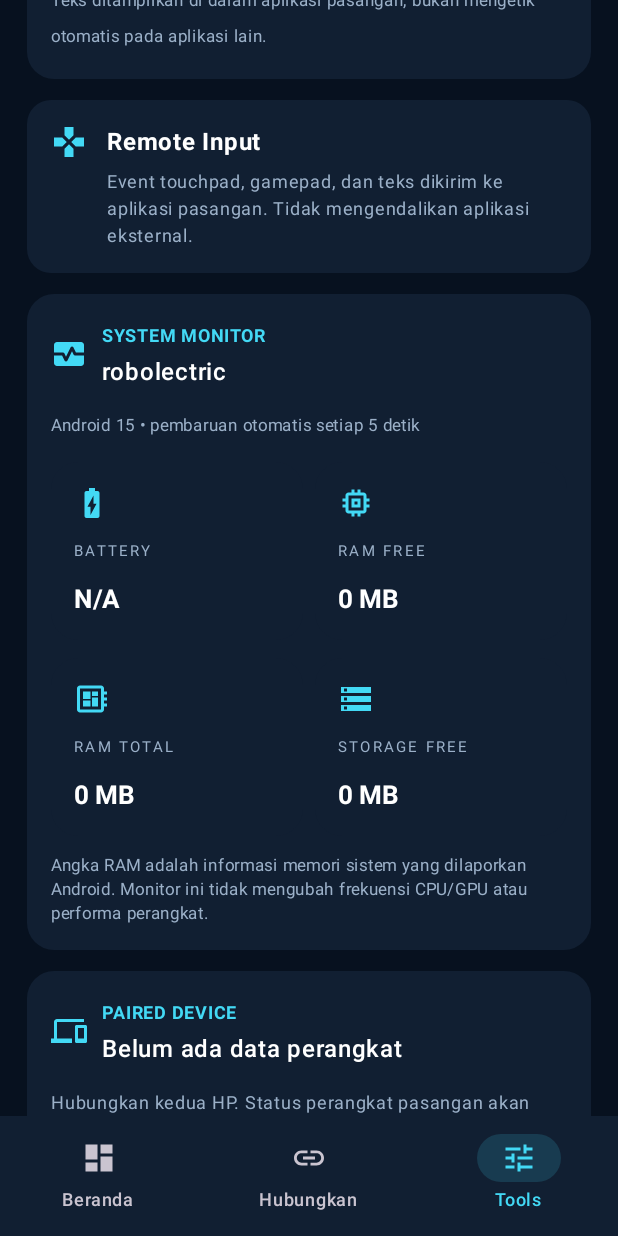
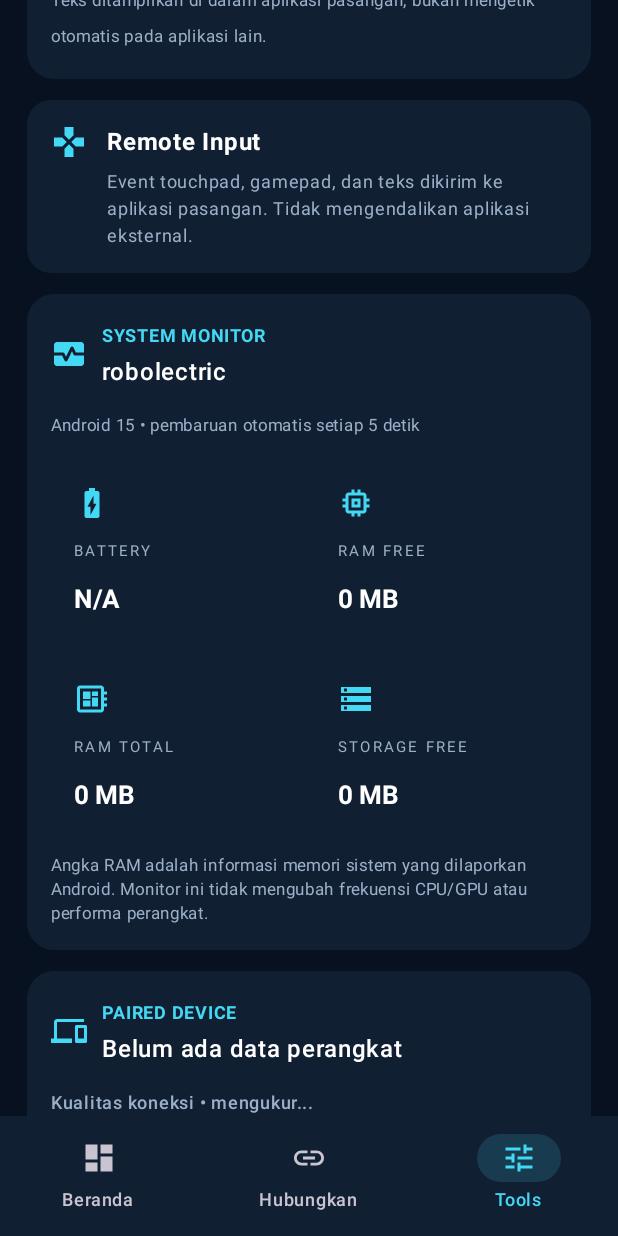
Before and after one commit to suksesjt12-source/Project-Infinit, an Android app built with Jetpack Compose: the screen it shows after launch (MainActivity), item 3 of the bottom bar chosen, scrolled down 1041 dp, on a phone screen of 412 x 824 dp. Run offline under Robolectric (Android 15) with nearby library versions, the phone set to English and light mode, and no system bars.

Commit message:
Add encrypted LAN latency diagnostics

```diff
--- a/app/src/main/java/com/infinity/dual/MainActivity.kt
+++ b/app/src/main/java/com/infinity/dual/MainActivity.kt
@@ -17,6 +17,7 @@ import android.os.BatteryManager
 import android.os.Build
 import android.os.Environment
 import android.os.StatFs
+import android.os.SystemClock
 import androidx.activity.ComponentActivity
 import androidx.activity.compose.rememberLauncherForActivityResult
 import androidx.activity.compose.setContent
@@ -253,6 +254,7 @@ fun InfinityApp() {
     val activity = context as? Activity
     var deviceStats by remember { mutableStateOf(readDeviceStats(context)) }
     var remoteDeviceStats by remember { mutableStateOf<DeviceStats?>(null) }
+    var connectionLatencyMs by remember { mutableStateOf<Long?>(null) }
     LaunchedEffect(Unit) {
         while (isActive) {
             deviceStats = readDeviceStats(context)
@@ -263,9 +265,12 @@ fun InfinityApp() {
     LaunchedEffect(status) {
         if (!status.startsWith("Terhubung")) {
             remoteDeviceStats = null
+            connectionLatencyMs = null
         } else {
             while (isActive && status.startsWith("Terhubung")) {
                 transport.send(encodeDeviceStats(readDeviceStats(context)))
+                val sentAt = SystemClock.elapsedRealtime()
+                transport.send("PING|$sentAt")
                 delay(5_000)
             }
         }
@@ -281,6 +286,18 @@ fun InfinityApp() {
         when (parts.firstOrNull()) {
             "DEVICE_STATS" -> {
                 remoteDeviceStats = decodeDeviceStats(parts)
+            }
+            "PING" -> {
+                if (parts.size == 2 && parts[1].toLongOrNull() != null) {
+                    scope.launch { transport.send("PONG|${parts[1]}") }
+                }
+            }
+            "PONG" -> {
+                if (parts.size == 2) {
+                    val sentAt = parts[1].toLongOrNull()
+                    val elapsed = sentAt?.let { SystemClock.elapsedRealtime() - it }
+                    if (elapsed != null && elapsed in 0..60_000) connectionLatencyMs = elapsed
+                }
             }
             "FILE_BEGIN" -> {
                 if (parts.size == 5 && incomingTransfer == null && pendingReceivedFile == null) {
@@ -607,7 +624,7 @@ fun InfinityApp() {
                             Text("INFINITY", fontSize = 29.sp, fontWeight = FontWeight.Black, color = Color.White)
                         }
                         Surface(color = Cyan.copy(alpha = .12f), shape = RoundedCornerShape(20.dp)) {
-                            Text("v1.6.0 • DEVICE SYNC", color = Cyan, modifier = Modifier.padding(horizontal = 12.dp, vertical = 7.dp), fontSize = 11.sp, fontWeight = FontWeight.Bold)
+                            Text("v1.7.0 • LINK DIAGNOSTICS", color = Cyan, modifier = Modifier.padding(horizontal = 12.dp, vertical = 7.dp), fontSize = 11.sp, fontWeight = FontWeight.Bold)
                         }
                     }
                 }
@@ -847,7 +864,7 @@ fun InfinityApp() {
                         item { KeyboardRelayCard { text -> sendPadCommand("KEY|$text") } }
                         item { FeatureCard("Remote Input", "Event touchpad, gamepad, dan teks dikirim ke aplikasi pasangan. Tidak mengendalikan aplikasi eksternal.", Icons.Default.Gamepad) }
                         item { SystemMonitorCard(deviceStats) }
-                        item { RemoteDeviceCard(remoteDeviceStats) }
+                        item { RemoteDeviceCard(remoteDeviceStats, connectionLatencyMs) }
                         item { GamepadRelayCard(remotePadStatus, sendPadCommand) }
                         item {
                             ScreenStreamCard(
@@ -1237,7 +1254,7 @@ private fun TouchpadRelayCard(status: String, onCommand: (String) -> Unit) {
 }
 
 @Composable
-private fun RemoteDeviceCard(stats: DeviceStats?) {
+private fun RemoteDeviceCard(stats: DeviceStats?, latencyMs: Long?) {
     Card(colors = CardDefaults.cardColors(containerColor = Panel), shape = RoundedCornerShape(18.dp)) {
         Column(Modifier.fillMaxWidth().padding(16.dp), verticalArrangement = Arrangement.spacedBy(12.dp)) {
             Row(verticalAlignment = Alignment.CenterVertically) {
@@ -1248,6 +1265,12 @@ private fun RemoteDeviceCard(stats: DeviceStats?) {
                     Text(stats?.model ?: "Belum ada data perangkat", color = Color.White, fontWeight = FontWeight.SemiBold)
                 }
             }
+            Text(
+                latencyMs?.let { "Kualitas koneksi • RTT $it ms" } ?: "Kualitas koneksi • mengukur...",
+                color = latencyMs?.let { if (it < 100) Cyan else if (it < 250) Color(0xFFFFC857) else Color(0xFFFF7A7A) } ?: Muted,
+                fontSize = 12.sp,
+                fontWeight = FontWeight.SemiBold
+            )
             if (stats == null) {
                 Text("Hubungkan kedua HP. Status perangkat pasangan akan muncul otomatis.", color = Muted, fontSize = 12.sp)
             } else {
```
